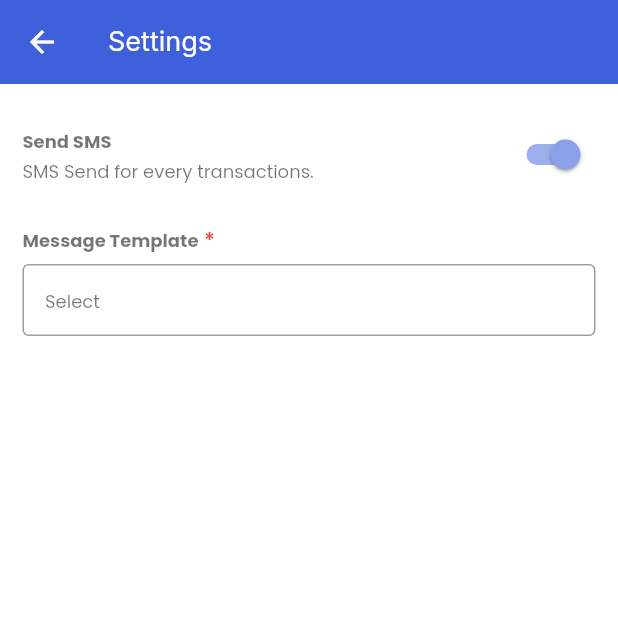
After one commit to rifathossain82/club-cash, a Flutter app: the SettingsPage screen opened by its route, after a tap on "Send SMS", on a phone screen of 412 x 824 dp, the top half of it. The commit adds this screen. Run offline on Flutter 3.47's test engine with Material 2 defaults, Android fonts, the phone set to English and light mode, and no system bars; our stand-ins replace cloud_firestore, connectivity_plus, contacts_service, dropdown_search, firebase_core, flutter_svg and 7 more; missing offline and left inert: flutter_sms; accounts and stored records are empty.

Commit message:
chore: settings added

```diff
--- a/lib/src/core/di/app_bindings.dart
+++ b/lib/src/core/di/app_bindings.dart
@@ -4,6 +4,7 @@ import 'package:club_cash/src/features/home/controller/transaction_controller.da
 import 'package:club_cash/src/features/member/controller/member_controller.dart';
 import 'package:club_cash/src/features/message_history/controller/message_history_controller.dart';
 import 'package:club_cash/src/features/message_template/controller/message_template_controller.dart';
+import 'package:club_cash/src/features/settings/controller/settings_controller.dart';
 import 'package:get/get.dart';
 
 class AppBindings extends Bindings {
@@ -15,5 +16,6 @@ class AppBindings extends Bindings {
     Get.lazyPut(() => TransactionController(), fenix: true);
     Get.lazyPut(() => MessageTemplateController(), fenix: true);
     Get.lazyPut(() => MessageHistoryController(), fenix: true);
+    Get.lazyPut(() => SettingsController(), fenix: true);
   }
 }
--- a/lib/src/core/enums/app_enum.dart
+++ b/lib/src/core/enums/app_enum.dart
@@ -1,6 +1,7 @@
 enum LocalStorageKey {
   userId,
-  messageTemplateId,
+  isEnableSendSMS,
+  messageTemplate,
 }
 
 enum Status {
--- a/lib/src/core/routes/routes.dart
+++ b/lib/src/core/routes/routes.dart
@@ -7,6 +7,7 @@ import 'package:club_cash/src/features/home/view/pages/homepage.dart';
 import 'package:club_cash/src/features/member/view/pages/member_list_page.dart';
 import 'package:club_cash/src/features/message_history/view/pages/message_history_page.dart';
 import 'package:club_cash/src/features/message_template/view/pages/message_template_page.dart';
+import 'package:club_cash/src/features/settings/view/pages/settings_page.dart';
 import 'package:club_cash/src/features/splash/view/pages/splash_page.dart';
 import 'package:get/get.dart';
 
@@ -23,6 +24,7 @@ class RouteGenerator {
   static const String messageTemplate = '/message-template';
   static const String messageHistory = '/message-history';
   static const String selectableContactList = '/selectable-contact-list';
+  static const String settings = '/settings';
 
   static final routes = [
     GetPage(
@@ -56,12 +58,14 @@ class RouteGenerator {
     GetPage(
       name: RouteGenerator.memberListPage,
       page: () => MemberListPage(
-        isSelectable: Get.arguments as bool,
+        argument: Get.arguments as MemberListPageArgument,
       ),
     ),
     GetPage(
       name: RouteGenerator.messageTemplate,
-      page: () => const MessageTemplatePage(),
+      page: () => MessageTemplatePage(
+        argument: Get.arguments as MessageTemplateArgument,
+      ),
     ),
     GetPage(
       name: RouteGenerator.messageHistory,
@@ -71,5 +75,9 @@ class RouteGenerator {
       name: RouteGenerator.selectableContactList,
       page: () => const SelectableContactListPage(),
     ),
+    GetPage(
+      name: RouteGenerator.settings,
+      page: () => const SettingsPage(),
+    ),
   ];
 }
--- a/lib/src/features/home/view/pages/cash_in_transaction_add_update_page.dart
+++ b/lib/src/features/home/view/pages/cash_in_transaction_add_update_page.dart
@@ -12,6 +12,7 @@ import 'package:club_cash/src/core/widgets/k_text_form_field_builder_with_title.
 import 'package:club_cash/src/features/home/controller/transaction_controller.dart';
 import 'package:club_cash/src/features/home/model/transaction_model.dart';
 import 'package:club_cash/src/features/member/model/member_model.dart';
+import 'package:club_cash/src/features/member/view/pages/member_list_page.dart';
 
 import 'package:flutter/material.dart';
 import 'package:get/get.dart';
@@ -198,7 +199,9 @@ class _TransactionAddUpdatePageState
   void _onTapMemberField() async {
     var result = await Get.toNamed(
       RouteGenerator.memberListPage,
-      arguments: true,
+      arguments: const MemberListPageArgument(
+        isSelectable: true,
+      ),
     );
 
     if (result is MemberModel) {
--- a/lib/src/features/member/view/pages/member_list_page.dart
+++ b/lib/src/features/member/view/pages/member_list_page.dart
@@ -12,12 +12,20 @@ import 'package:contacts_service/contacts_service.dart';
 import 'package:flutter/material.dart';
 import 'package:get/get.dart';
 
+class MemberListPageArgument {
+  final bool isSelectable;
+
+  const MemberListPageArgument({
+    required this.isSelectable,
+  });
+}
+
 class MemberListPage extends StatefulWidget {
-  final bool isSelectable;
+  final MemberListPageArgument argument;
 
   const MemberListPage({
     Key? key,
-    this.isSelectable = false,
+    required this.argument,
   }) : super(key: key);
 
   @override
@@ -44,7 +52,9 @@ class _MemberPickerPageState extends State<MemberListPage> {
   Widget build(BuildContext context) {
     return Scaffold(
       appBar: AppBar(
-        title: Text(widget.isSelectable ? 'Select Member' : 'Members'),
+        title: Text(
+          widget.argument.isSelectable ? 'Select Member' : 'Members',
+        ),
       ),
       bottomNavigationBar: _BottomNavigationBar(
         onAddFromContact: _onAddFromContact,
@@ -58,7 +68,7 @@ class _MemberPickerPageState extends State<MemberListPage> {
           ),
           Expanded(
             child: MemberListWidget(
-              isSelectable: widget.isSelectable,
+              isSelectable: widget.argument.isSelectable,
             ),
           ),
         ],
@@ -71,13 +81,11 @@ class _MemberPickerPageState extends State<MemberListPage> {
 
     if (result is Contact) {
       await memberAddUpdateBottomSheet(
-        context: context,
-        formStatus: FormStatus.add,
-        existingMember: MemberModel(
-          name: "${result.displayName}",
-          phone: "${result.phones?.first.value}"
-        )
-      );
+          context: context,
+          formStatus: FormStatus.add,
+          existingMember: MemberModel(
+              name: "${result.displayName}",
+              phone: "${result.phones?.first.value}"));
     }
   }
 
--- a/lib/src/features/message_template/view/pages/message_template_page.dart
+++ b/lib/src/features/message_template/view/pages/message_template_page.dart
@@ -3,8 +3,21 @@ import 'package:club_cash/src/features/message_template/view/widgets/message_tem
 import 'package:club_cash/src/features/message_template/view/widgets/template_add_update_bottom_sheet.dart';
 import 'package:flutter/material.dart';
 
+class MessageTemplateArgument {
+  final bool isSelectable;
+
+  const MessageTemplateArgument({
+    required this.isSelectable,
+  });
+}
+
 class MessageTemplatePage extends StatelessWidget {
-  const MessageTemplatePage({super.key});
+  final MessageTemplateArgument argument;
+
+  const MessageTemplatePage({
+    super.key,
+    required this.argument,
+  });
 
   @override
   Widget build(BuildContext context) {
@@ -13,7 +26,9 @@ class MessageTemplatePage extends StatelessWidget {
       appBar: AppBar(
         title: const Text("Message Template"),
       ),
-      body: const MessageTemplateListWidget(),
+      body: MessageTemplateListWidget(
+        isSelectable: argument.isSelectable,
+      ),
       floatingActionButton: FloatingActionButton(
         onPressed: () => _onAddMessageTemplate(context),
         child: const Icon(Icons.add),
--- /dev/null
+++ b/lib/src/features/settings/controller/settings_controller.dart
@@ -0,0 +1,60 @@
+import 'package:club_cash/src/core/enums/app_enum.dart';
+import 'package:club_cash/src/core/services/local_storage.dart';
+import 'package:club_cash/src/features/message_template/model/message_template_model.dart';
+import 'package:get/get.dart';
+
+class SettingsController extends GetxController {
+  final _isEnableSendSMS = false.obs;
+  final _selectedMessageTemplate = Rxn<MessageTemplateModel>();
+
+  @override
+  void onInit() {
+    super.onInit();
+    _retrieveSettingsFromLocal();
+  }
+
+  bool get isEnableSendSMS => _isEnableSendSMS.value;
+
+  MessageTemplateModel? get selectedMessageTemplate =>
+      _selectedMessageTemplate.value;
+
+  void changeSendSMSStatus(bool status) {
+    _isEnableSendSMS(status);
+    _saveOnLocal();
+  }
+
+  void changeMessageTemplate(MessageTemplateModel template) {
+    _selectedMessageTemplate.value = template;
+    _saveOnLocal();
+  }
+
+  void _retrieveSettingsFromLocal() {
+    var isEnableSendSMSValue =
+        LocalStorage.getData(key: LocalStorageKey.isEnableSendSMS) as bool?;
+    if (isEnableSendSMSValue != null) {
+      _isEnableSendSMS(isEnableSendSMSValue);
+    }
+
+    var messageTemplateJson =
+        LocalStorage.getData(key: LocalStorageKey.messageTemplate)
+            as Map<String, dynamic>?;
+    if (messageTemplateJson != null) {
+      _selectedMessageTemplate.value = MessageTemplateModel.fromJson(
+        null,
+        messageTemplateJson,
+      );
+    }
+  }
+
+  void _saveOnLocal() {
+    LocalStorage.saveData(
+      key: LocalStorageKey.isEnableSendSMS,
+      data: _isEnableSendSMS.value,
+    );
+
+    LocalStorage.saveData(
+      key: LocalStorageKey.messageTemplate,
+      data: _selectedMessageTemplate.value?.toJson(),
+    );
+  }
+}
--- /dev/null
+++ b/lib/src/features/settings/view/pages/settings_page.dart
@@ -0,0 +1,109 @@
+import 'package:club_cash/src/core/extensions/build_context_extension.dart';
+import 'package:club_cash/src/core/helpers/validators.dart';
+import 'package:club_cash/src/core/routes/routes.dart';
+import 'package:club_cash/src/core/widgets/k_text_form_field_builder_with_title.dart';
+import 'package:club_cash/src/features/message_template/model/message_template_model.dart';
+import 'package:club_cash/src/features/message_template/view/pages/message_template_page.dart';
+import 'package:club_cash/src/features/settings/controller/settings_controller.dart';
+import 'package:flutter/material.dart';
+import 'package:get/get.dart';
+
+class SettingsPage extends StatelessWidget {
+  const SettingsPage({super.key});
+
+  @override
+  Widget build(BuildContext context) {
+    return Scaffold(
+      appBar: AppBar(
+        title: const Text("Settings"),
+      ),
+      body: Padding(
+        padding: const EdgeInsets.all(15.0),
+        child: Column(
+          crossAxisAlignment: CrossAxisAlignment.start,
+          children: const [
+            _SendSMSOption(),
+            _MessageTemplate(),
+          ],
+        ),
+      ),
+    );
+  }
+}
+
+class _SendSMSOption extends StatelessWidget {
+  const _SendSMSOption();
+
+  @override
+  Widget build(BuildContext context) {
+    final settingsController = Get.find<SettingsController>();
+    return Obx(() {
+      return SwitchListTile(
+        value: settingsController.isEnableSendSMS,
+        onChanged: settingsController.changeSendSMSStatus,
+        title: Text(
+          'Send SMS',
+          style: context.appTextTheme.bodySmall?.copyWith(
+            fontWeight: FontWeight.bold,
+          ),
+        ),
+        contentPadding: const EdgeInsets.only(
+          bottom: 15,
+        ),
+        dense: true,
+        subtitle: const Text(
+          "SMS Send for every transactions.",
+        ),
+      );
+    });
+  }
+}
+
+class _MessageTemplate extends StatelessWidget {
+  const _MessageTemplate();
+
+  @override
+  Widget build(BuildContext context) {
+    final settingsController = Get.find<SettingsController>();
+    return Obx(() {
+      return Column(
+        crossAxisAlignment: CrossAxisAlignment.start,
+        children: [
+          KTextFormFieldBuilderWithTitle(
+            controller: TextEditingController(
+              text: settingsController.selectedMessageTemplate?.title ?? '',
+            ),
+            title: 'Message Template',
+            hintText: 'Select',
+            inputAction: TextInputAction.next,
+            validator: Validators.emptyValidator,
+            readOnly: true,
+            onTap: () => _onTapMessageTemplateField(settingsController),
+            bottomPadding: 4,
+            suffixIcon: settingsController.selectedMessageTemplate != null
+                ? const Icon(Icons.change_circle_outlined)
+                : const SizedBox.shrink(),
+          ),
+          if (settingsController.selectedMessageTemplate != null)
+            Text(
+              " Message : ${settingsController.selectedMessageTemplate?.message ?? ''}",
+              style: context.appTextTheme.bodySmall,
+            ),
+        ],
+      );
+    });
+  }
+
+  void _onTapMessageTemplateField(SettingsController controller) async {
+    var result = await Get.toNamed(
+      RouteGenerator.messageTemplate,
+      arguments: const MessageTemplateArgument(
+        isSelectable: true,
+      ),
+    );
+
+    if (result is MessageTemplateModel) {
+      controller.changeMessageTemplate(result);
+    }
+  }
+}
```
Also changed, not shown: lib/src/features/home/view/pages/homepage.dart (+20 -1 lines), lib/src/features/message_template/controller/message_template_controller.dart (+0 -19 lines), lib/src/features/message_template/view/widgets/message_template_item_widget.dart (+37 -48 lines), lib/src/features/message_template/view/widgets/message_template_list_widget.dart (+13 -2 lines).
